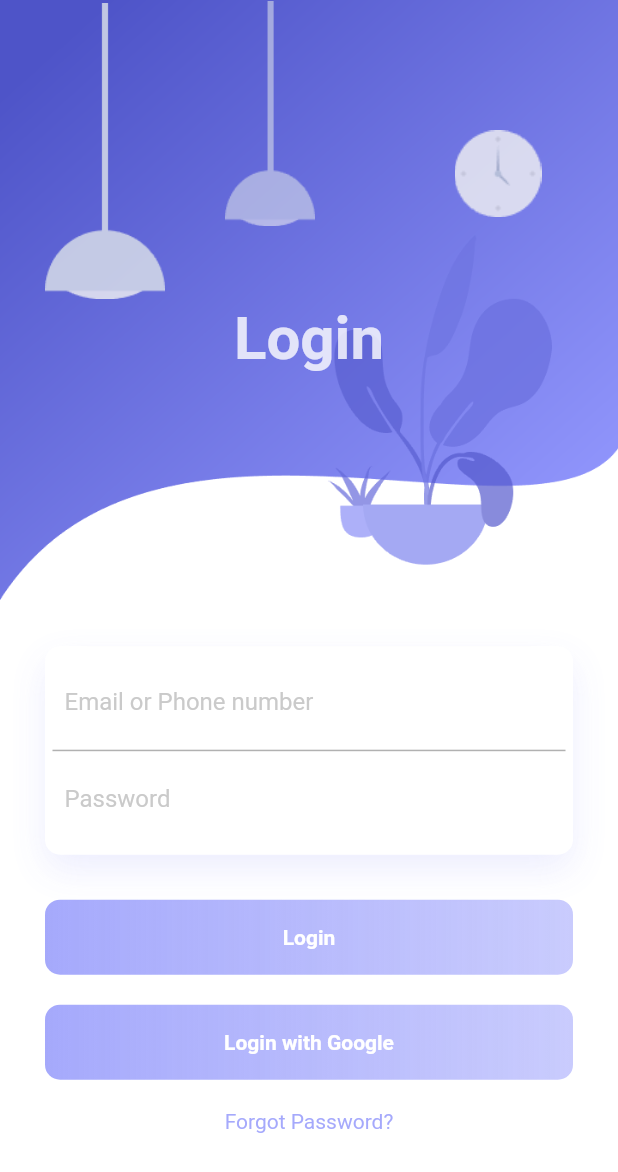
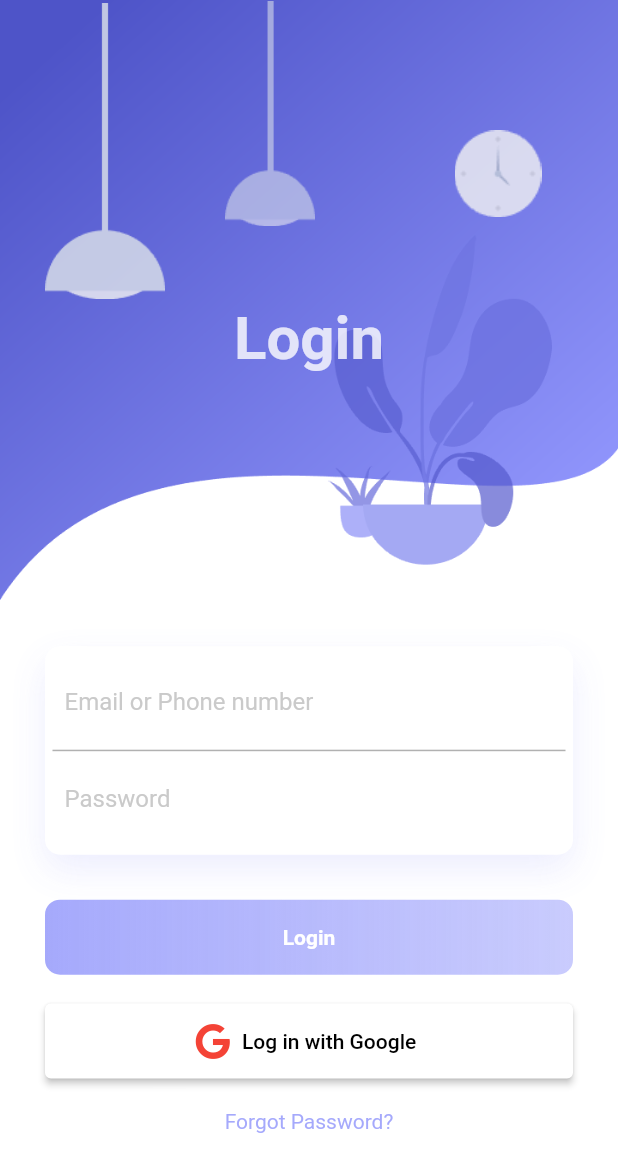
Before and after one commit to waelTeam/centre-de-formation, a Flutter app: the screen it shows after launch, on a phone screen of 412 x 824 dp. Shown: the top 1172 px of the screen. Run offline on Flutter 3.47's test engine with Material 2 defaults, Android fonts, the phone set to English and light mode, and no system bars; our stand-ins replace font_awesome_flutter, simple_animations.

Commit message:
login & register 3

```diff
--- a/lib/screens/login_screen.dart
+++ b/lib/screens/login_screen.dart
@@ -1,5 +1,7 @@
- import 'package:flutter/material.dart';
+ import 'package:flutter/cupertino.dart';
+import 'package:flutter/material.dart';
  import '/animation/FadeAnimation.dart';
+ import 'package:font_awesome_flutter/font_awesome_flutter.dart';
 // //start
 class Login extends StatelessWidget {
   static const String id='login_screen';
@@ -131,21 +133,17 @@ class Login extends StatelessWidget {
                         ),
                       )),
                       SizedBox(height: 20,),
-                      FadeAnimation(2, Container(
-                        height: 50,
-                        decoration: BoxDecoration(
-                            borderRadius: BorderRadius.circular(10),
-                            gradient: LinearGradient(
-                                colors: [
-                                  Color.fromRGBO(143, 148, 251, 1),
-                                  Color.fromRGBO(143, 148, 251, .6),
-                                ]
-                            )
+
+                      ElevatedButton.icon(
+                        style: ElevatedButton.styleFrom(
+                        primary:Colors.white,
+                          onPrimary: Colors.black,
+                          minimumSize: Size(double.infinity,50),
                         ),
-                        child: Center(
-                          child: Text("Login with Google", style: TextStyle(color: Colors.white, fontWeight: FontWeight.bold),),
-                        ),
-                      )),
+                        icon: FaIcon(FontAwesomeIcons.google,color:Colors.red),
+                          label:Text('Log in with Google'),
+                          onPressed: (){},
+                ),
                       SizedBox(height: 20,),
                       FadeAnimation(1.5, Text("Forgot Password?", style: TextStyle(color: Color.fromRGBO(143, 148, 251, 1)),)),
                     ],
--- a/pubspec.yaml
+++ b/pubspec.yaml
@@ -20,6 +20,11 @@ dependencies:
 
   cupertino_icons: ^1.0.2
 
+  #Google ICON
+  font_awesome_flutter: ^9.0.0
+
+  #state router_management
+  provider: ^5.0.0
 
 dev_dependencies:
   flutter_test:
```
Also changed, not shown: lib/main.dart (+1 -6 lines), lib/screens/registration_screen.dart (+10 -14 lines), pubspec.lock.
